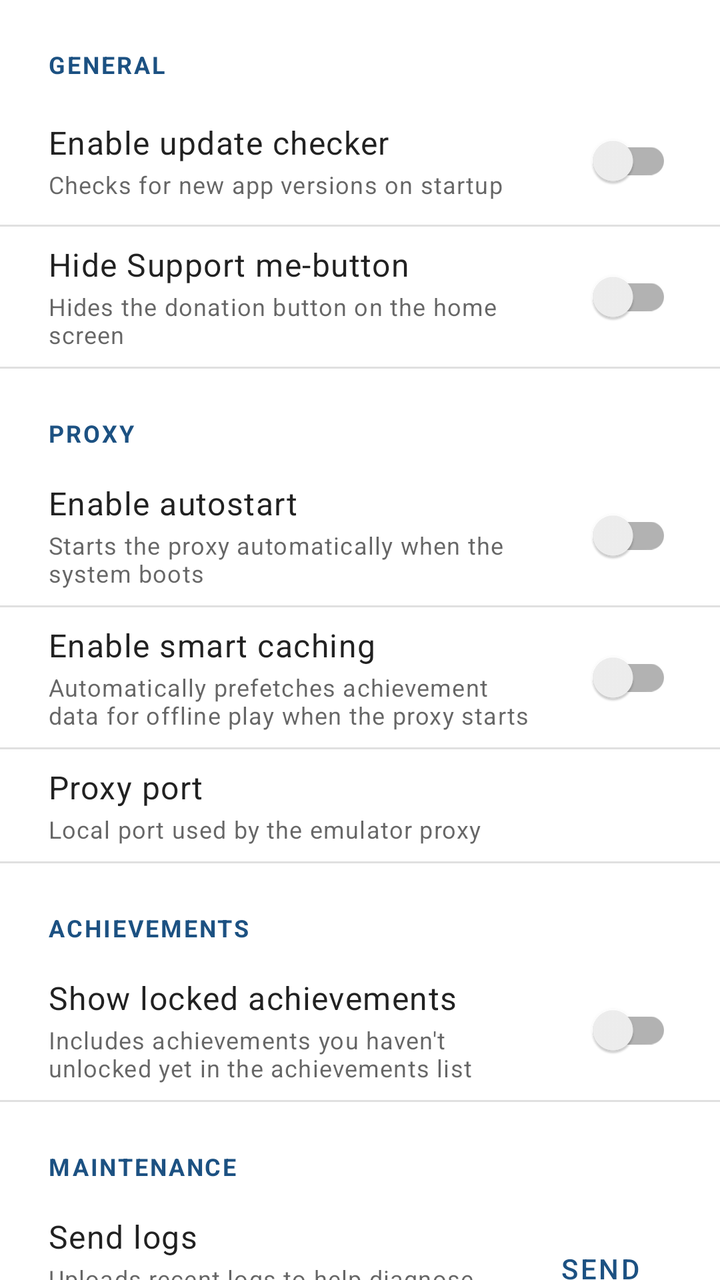
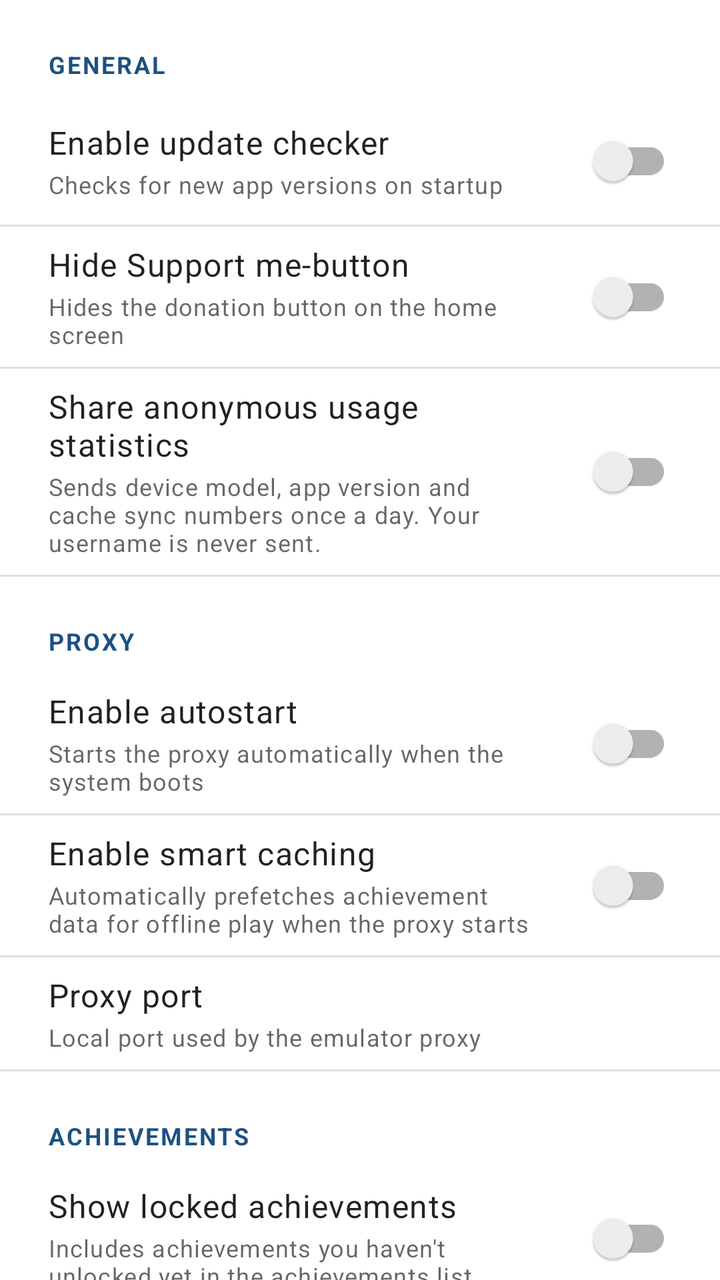

Screens rendered from an Android XML layout before and after an edit, with the pre-edit source and the edit as a unified diff.
<!-- AndroidManifest.xml: application theme Theme.RAOfflineProxy -->
<!-- res/layout/fragment_settings.xml -->
<?xml version="1.0" encoding="utf-8"?>
<androidx.core.widget.NestedScrollView
    xmlns:android="http://schemas.android.com/apk/res/android"
    xmlns:app="http://schemas.android.com/apk/res-auto"
    xmlns:tools="http://schemas.android.com/tools"
    android:layout_width="match_parent"
    android:layout_height="match_parent">

    <LinearLayout
        android:layout_width="match_parent"
        android:layout_height="wrap_content"
        android:orientation="vertical"
        android:paddingTop="8dp"
        android:paddingBottom="24dp">

        <TextView
            android:layout_width="match_parent"
            android:layout_height="wrap_content"
            android:paddingStart="24dp"
            android:paddingEnd="24dp"
            android:paddingTop="16dp"
            android:paddingBottom="8dp"
            android:text="@string/settings_section_general"
            android:textAllCaps="true"
            android:textColor="?attr/colorPrimary"
            android:textSize="12sp"
            android:textStyle="bold"
            android:letterSpacing="0.08" />

        <LinearLayout
            android:layout_width="match_parent"
            android:layout_height="wrap_content"
            android:minHeight="56dp"
            android:paddingStart="24dp"
            android:paddingEnd="24dp"
            android:paddingTop="8dp"
            android:paddingBottom="8dp"
            android:gravity="center_vertical"
            android:orientation="horizontal">

            <LinearLayout
                android:layout_width="0dp"
                android:layout_height="wrap_content"
                android:layout_marginEnd="16dp"
                android:layout_weight="1"
                android:orientation="vertical">

                <TextView
                    android:layout_width="match_parent"
                    android:layout_height="wrap_content"
                    android:text="@string/setting_app_update_check_label"
                    android:textAppearance="@style/TextAppearance.MaterialComponents.Body1" />

                <TextView
                    android:layout_width="match_parent"
                    android:layout_height="wrap_content"
                    android:layout_marginTop="2dp"
                    android:text="@string/setting_app_update_check_caption"
                    android:textAppearance="@style/TextAppearance.MaterialComponents.Caption"
                    android:textColor="?android:attr/textColorSecondary" />

            </LinearLayout>

            <androidx.appcompat.widget.SwitchCompat
                android:id="@+id/cb_app_update_check"
                android:layout_width="wrap_content"
                android:layout_height="wrap_content"
                app:showText="false" />

        </LinearLayout>

        <View
            android:layout_width="match_parent"
            android:layout_height="1dp"
            android:background="?android:attr/listDivider" />

        <LinearLayout
            android:layout_width="match_parent"
            android:layout_height="wrap_content"
            android:minHeight="56dp"
            android:paddingStart="24dp"
            android:paddingEnd="24dp"
            android:paddingTop="8dp"
            android:paddingBottom="8dp"
            android:gravity="center_vertical"
            android:orientation="horizontal">

            <LinearLayout
                android:layout_width="0dp"
                android:layout_height="wrap_content"
                android:layout_marginEnd="16dp"
                android:layout_weight="1"
                android:orientation="vertical">

                <TextView
                    android:layout_width="match_parent"
                    android:layout_height="wrap_content"
                    android:text="@string/setting_hide_support_button_label"
                    android:textAppearance="@style/TextAppearance.MaterialComponents.Body1" />

                <TextView
                    android:layout_width="match_parent"
                    android:layout_height="wrap_content"
                    android:layout_marginTop="2dp"
                    android:text="@string/setting_hide_support_button_caption"
                    android:textAppearance="@style/TextAppearance.MaterialComponents.Caption"
                    android:textColor="?android:attr/textColorSecondary" />

            </LinearLayout>

            <androidx.appcompat.widget.SwitchCompat
                android:id="@+id/cb_hide_support_button"
                android:layout_width="wrap_content"
                android:layout_height="wrap_content"
                app:showText="false" />

        </LinearLayout>

        <View
            android:layout_width="match_parent"
            android:layout_height="1dp"
            android:background="?android:attr/listDivider" />

        <TextView
            android:layout_width="match_parent"
            android:layout_height="wrap_content"
            android:paddingStart="24dp"
            android:paddingEnd="24dp"
            android:paddingTop="24dp"
            android:paddingBottom="8dp"
            android:text="@string/settings_section_proxy"
            android:textAllCaps="true"
            android:textColor="?attr/colorPrimary"
            android:textSize="12sp"
            android:textStyle="bold"
            android:letterSpacing="0.08" />

        <LinearLayout
            android:layout_width="match_parent"
            android:layout_height="wrap_content"
            android:minHeight="56dp"
            android:paddingStart="24dp"
            android:paddingEnd="24dp"
            android:paddingTop="8dp"
            android:paddingBottom="8dp"
            android:gravity="center_vertical"
            android:orientation="horizontal">

            <LinearLayout
                android:layout_width="0dp"
                android:layout_height="wrap_content"
                android:layout_marginEnd="16dp"
                android:layout_weight="1"
                android:orientation="vertical">

                <TextView
                    android:layout_width="match_parent"
                    android:layout_height="wrap_content"
                    android:text="@string/setting_autostart_label"
                    android:textAppearance="@style/TextAppearance.MaterialComponents.Body1" />

                <TextView
                    android:layout_width="match_parent"
                    android:layout_height="wrap_content"
                    android:layout_marginTop="2dp"
                    android:text="@string/setting_autostart_caption"
                    android:textAppearance="@style/TextAppearance.MaterialComponents.Caption"
                    android:textColor="?android:attr/textColorSecondary" />

            </LinearLayout>

            <androidx.appcompat.widget.SwitchCompat
                android:id="@+id/cb_autostart_proxy"
                android:layout_width="wrap_content"
                android:layout_height="wrap_content"
                app:showText="false" />

        </LinearLayout>

        <View
            android:layout_width="match_parent"
            android:layout_height="1dp"
            android:background="?android:attr/listDivider" />

        <LinearLayout
            android:layout_width="match_parent"
            android:layout_height="wrap_content"
            android:minHeight="56dp"
            android:paddingStart="24dp"
            android:paddingEnd="24dp"
            android:paddingTop="8dp"
            android:paddingBottom="8dp"
            android:gravity="center_vertical"
            android:orientation="horizontal">

            <LinearLayout
                android:layout_width="0dp"
                android:layout_height="wrap_content"
                android:layout_marginEnd="16dp"
                android:layout_weight="1"
                android:orientation="vertical">

                <TextView
                    android:layout_width="match_parent"
                    android:layout_height="wrap_content"
                    android:text="@string/setting_smart_caching_label"
                    android:textAppearance="@style/TextAppearance.MaterialComponents.Body1" />

                <TextView
                    android:layout_width="match_parent"
                    android:layout_height="wrap_content"
                    android:layout_marginTop="2dp"
                    android:text="@string/setting_smart_caching_caption"
                    android:textAppearance="@style/TextAppearance.MaterialComponents.Caption"
                    android:textColor="?android:attr/textColorSecondary" />

            </LinearLayout>

            <androidx.appcompat.widget.SwitchCompat
                android:id="@+id/cb_smart_caching"
                android:layout_width="wrap_content"
                android:layout_height="wrap_content"
                app:showText="false" />

        </LinearLayout>

        <View
            android:layout_width="match_parent"
            android:layout_height="1dp"
            android:background="?android:attr/listDivider" />

        <LinearLayout
            android:id="@+id/row_proxy_port"
            android:layout_width="match_parent"
            android:layout_height="wrap_content"
            android:minHeight="56dp"
            android:paddingStart="24dp"
            android:paddingEnd="24dp"
            android:paddingTop="8dp"
            android:paddingBottom="8dp"
            android:gravity="center_vertical"
            android:orientation="horizontal"
            android:background="?attr/selectableItemBackground"
            android:clickable="true"
            android:focusable="true">

            <LinearLayout
                android:layout_width="0dp"
                android:layout_height="wrap_content"
                android:layout_marginEnd="16dp"
                android:layout_weight="1"
                android:orientation="vertical">

                <TextView
                    android:layout_width="match_parent"
                    android:layout_height="wrap_content"
                    android:text="@string/setting_proxy_port_label"
                    android:textAppearance="@style/TextAppearance.MaterialComponents.Body1" />

                <TextView
                    android:layout_width="match_parent"
                    android:layout_height="wrap_content"
                    android:layout_marginTop="2dp"
                    android:text="@string/setting_proxy_port_row_caption"
                    android:textAppearance="@style/TextAppearance.MaterialComponents.Caption"
                    android:textColor="?android:attr/textColorSecondary" />

            </LinearLayout>

            <TextView
                android:id="@+id/tv_proxy_port_value"
                android:layout_width="wrap_content"
                android:layout_height="wrap_content"
                android:textAppearance="@style/TextAppearance.MaterialComponents.Body1"
                android:textColor="?android:attr/textColorSecondary" />

        </LinearLayout>

        <View
            android:layout_width="match_parent"
            android:layout_height="1dp"
            android:background="?android:attr/listDivider" />

        <TextView
            android:layout_width="match_parent"
            android:layout_height="wrap_content"
            android:paddingStart="24dp"
            android:paddingEnd="24dp"
            android:paddingTop="24dp"
            android:paddingBottom="8dp"
            android:text="@string/settings_section_achievements"
            android:textAllCaps="true"
            android:textColor="?attr/colorPrimary"
            android:textSize="12sp"
            android:textStyle="bold"
            android:letterSpacing="0.08" />

        <LinearLayout
            android:layout_width="match_parent"
            android:layout_height="wrap_content"
            android:minHeight="56dp"
            android:paddingStart="24dp"
            android:paddingEnd="24dp"
            android:paddingTop="8dp"
            android:paddingBottom="8dp"
            android:gravity="center_vertical"
            android:orientation="horizontal">

            <LinearLayout
                android:layout_width="0dp"
                android:layout_height="wrap_content"
                android:layout_marginEnd="16dp"
                android:layout_weight="1"
                android:orientation="vertical">

                <TextView
                    android:layout_width="match_parent"
                    android:layout_height="wrap_content"
                    android:text="@string/setting_show_locked_achievements_label"
                    android:textAppearance="@style/TextAppearance.MaterialComponents.Body1" />

                <TextView
                    android:layout_width="match_parent"
                    android:layout_height="wrap_content"
                    android:layout_marginTop="2dp"
                    android:text="@string/setting_show_locked_achievements_caption"
                    android:textAppearance="@style/TextAppearance.MaterialComponents.Caption"
                    android:textColor="?android:attr/textColorSecondary" />

            </LinearLayout>

            <androidx.appcompat.widget.SwitchCompat
                android:id="@+id/cb_show_locked_achievements"
                android:layout_width="wrap_content"
                android:layout_height="wrap_content"
                app:showText="false" />

        </LinearLayout>

        <View
            android:layout_width="match_parent"
            android:layout_height="1dp"
            android:background="?android:attr/listDivider" />

        <TextView
            android:layout_width="match_parent"
            android:layout_height="wrap_content"
            android:paddingStart="24dp"
            android:paddingEnd="24dp"
            android:paddingTop="24dp"
            android:paddingBottom="8dp"
            android:text="@string/settings_section_maintenance"
            android:textAllCaps="true"
            android:textColor="?attr/colorPrimary"
            android:textSize="12sp"
            android:textStyle="bold"
            android:letterSpacing="0.08" />

        <LinearLayout
            android:layout_width="match_parent"
            android:layout_height="wrap_content"
            android:minHeight="56dp"
            android:paddingStart="24dp"
            android:paddingEnd="16dp"
            android:paddingTop="8dp"
            android:paddingBottom="8dp"
            android:gravity="center_vertical"
            android:orientation="horizontal">

            <LinearLayout
                android:layout_width="0dp"
                android:layout_height="wrap_content"
                android:layout_marginEnd="16dp"
                android:layout_weight="1"
                android:orientation="vertical">

                <TextView
                    android:layout_width="match_parent"
                    android:layout_height="wrap_content"
                    android:text="@string/btn_send_logs"
                    android:textAppearance="@style/TextAppearance.MaterialComponents.Body1" />

                <TextView
                    android:layout_width="match_parent"
                    android:layout_height="wrap_content"
                    android:layout_marginTop="2dp"
                    android:text="@string/send_logs_row_caption"
                    android:textAppearance="@style/TextAppearance.MaterialComponents.Caption"
                    android:textColor="?android:attr/textColorSecondary" />

            </LinearLayout>

            <Button
                android:id="@+id/btn_send_logs"
                style="@style/Widget.MaterialComponents.Button.TextButton"
                android:layout_width="wrap_content"
                android:layout_height="wrap_content"
                android:text="@string/send_logs_action" />

        </LinearLayout>

        <View
            android:layout_width="match_parent"
            android:layout_height="1dp"
            android:background="?android:attr/listDivider" />

        <LinearLayout
            android:layout_width="match_parent"
            android:layout_height="wrap_content"
            android:minHeight="56dp"
            android:paddingStart="24dp"
            android:paddingEnd="16dp"
            android:paddingTop="8dp"
            android:paddingBottom="8dp"
            android:gravity="center_vertical"
            android:orientation="horizontal">

            <LinearLayout
                android:layout_width="0dp"
                android:layout_height="wrap_content"
                android:layout_marginEnd="16dp"
                android:layout_weight="1"
                android:orientation="vertical">

                <TextView
                    android:layout_width="match_parent"
                    android:layout_height="wrap_content"
                    android:text="@string/setting_clear_cache_row_label"
                    android:textAppearance="@style/TextAppearance.MaterialComponents.Body1" />

                <TextView
                    android:layout_width="match_parent"
                    android:layout_height="wrap_content"
                    android:layout_marginTop="2dp"
                    android:text="@string/setting_clear_cache_row_caption"
                    android:textAppearance="@style/TextAppearance.MaterialComponents.Caption"
                    android:textColor="?android:attr/textColorSecondary" />

            </LinearLayout>

            <Button
                android:id="@+id/btn_clear_cache"
                style="@style/Widget.MaterialComponents.Button.TextButton"
                android:layout_width="wrap_content"
                android:layout_height="wrap_content"
                android:text="@string/clear_action" />

        </LinearLayout>

        <View
            android:layout_width="match_parent"
            android:layout_height="1dp"
            android:background="?android:attr/listDivider" />

        <LinearLayout
            android:layout_width="match_parent"
            android:layout_height="wrap_content"
            android:minHeight="56dp"
            android:paddingStart="24dp"
            android:paddingEnd="16dp"
            android:paddingTop="8dp"
            android:paddingBottom="8dp"
            android:gravity="center_vertical"
            android:orientation="horizontal">

            <LinearLayout
                android:layout_width="0dp"
                android:layout_height="wrap_content"
                android:layout_marginEnd="16dp"
                android:layout_weight="1"
                android:orientation="vertical">

                <TextView
                    android:layout_width="match_parent"
                    android:layout_height="wrap_content"
                    android:text="@string/setting_clear_permissions_row_label"
                    android:textAppearance="@style/TextAppearance.MaterialComponents.Body1" />

                <TextView
                    android:layout_width="match_parent"
                    android:layout_height="wrap_content"
                    android:layout_marginTop="2dp"
                    android:text="@string/setting_clear_permissions_row_caption"
                    android:textAppearance="@style/TextAppearance.MaterialComponents.Caption"
                    android:textColor="?android:attr/textColorSecondary" />

            </LinearLayout>

            <Button
                android:id="@+id/btn_clear_permissions"
                style="@style/Widget.MaterialComponents.Button.TextButton"
                android:layout_width="wrap_content"
                android:layout_height="wrap_content"
                android:text="@string/clear_action" />

        </LinearLayout>

        <View
            android:layout_width="match_parent"
            android:layout_height="1dp"
            android:background="?android:attr/listDivider" />

        <LinearLayout
            android:layout_width="match_parent"
            android:layout_height="wrap_content"
            android:minHeight="56dp"
            android:paddingStart="24dp"
            android:paddingEnd="16dp"
            android:paddingTop="8dp"
            android:paddingBottom="8dp"
            android:gravity="center_vertical"
            android:orientation="horizontal">

            <LinearLayout
                android:layout_width="0dp"
                android:layout_height="wrap_content"
                android:layout_marginEnd="16dp"
                android:layout_weight="1"
                android:orientation="vertical">

                <TextView
                    android:layout_width="match_parent"
                    android:layout_height="wrap_content"
                    android:text="@string/setting_clear_database_row_label"
                    android:textAppearance="@style/TextAppearance.MaterialComponents.Body1" />

                <TextView
                    android:layout_width="match_parent"
                    android:layout_height="wrap_content"
                    android:layout_marginTop="2dp"
                    android:text="@string/setting_clear_database_row_caption"
                    android:textAppearance="@style/TextAppearance.MaterialComponents.Caption"
                    android:textColor="?android:attr/textColorSecondary" />

            </LinearLayout>

            <Button
                android:id="@+id/btn_clear_database"
                style="@style/Widget.MaterialComponents.Button.TextButton"
                android:layout_width="wrap_content"
                android:layout_height="wrap_content"
                android:text="@string/clear_action" />

        </LinearLayout>

        <View
            android:layout_width="match_parent"
            android:layout_height="1dp"
            android:background="?android:attr/listDivider" />

        <com.google.android.material.button.MaterialButton
            android:id="@+id/btn_manage_subscription"
            android:layout_width="match_parent"
            android:layout_height="wrap_content"
            android:layout_marginTop="24dp"
            android:layout_marginStart="24dp"
            android:layout_marginEnd="24dp"
            android:text="@string/btn_manage_subscription"
            android:visibility="gone"
            app:icon="@drawable/ic_open_in_new"
            app:iconGravity="end"
            app:iconPadding="8dp" />

        <LinearLayout
            android:layout_width="match_parent"
            android:layout_height="wrap_content"
            android:layout_marginTop="24dp"
            android:gravity="center"
            android:orientation="horizontal">

            <Button
                style="@style/Widget.MaterialComponents.Button.TextButton"
                android:id="@+id/btn_contact_feedback"
                android:layout_width="wrap_content"
                android:layout_height="wrap_content"
                android:text="@string/btn_contact_feedback" />

            <TextView
                android:layout_width="wrap_content"
                android:layout_height="wrap_content"
                android:text="·"
                android:textAppearance="@style/TextAppearance.MaterialComponents.Body2"
                tools:ignore="HardcodedText" />

            <Button
                style="@style/Widget.MaterialComponents.Button.TextButton"
                android:id="@+id/btn_privacy_policy"
                android:layout_width="wrap_content"
                android:layout_height="wrap_content"
                android:text="@string/btn_privacy_policy" />

        </LinearLayout>

    </LinearLayout>

</androidx.core.widget.NestedScrollView>
<!-- resources referenced by this layout -->
<resources>
  <string name="btn_contact_feedback">Contact</string>
  <string name="btn_manage_subscription">Manage subscription</string>
  <string name="btn_privacy_policy">Privacy Policy</string>
  <string name="btn_send_logs">Send logs</string>
  <string name="clear_action">Clear</string>
  <string name="send_logs_action">Send</string>
  <string name="send_logs_row_caption">Uploads recent logs to help diagnose an issue</string>
  <string name="setting_app_update_check_caption">Checks for new app versions on startup</string>
  <string name="setting_app_update_check_label">Enable update checker</string>
  <string name="setting_autostart_caption">Starts the proxy automatically when the system boots</string>
  <string name="setting_autostart_label">Enable autostart</string>
  <string name="setting_clear_cache_row_caption">Removes all cached games and cached RetroAchievements data</string>
  <string name="setting_clear_cache_row_label">Cache</string>
  <string name="setting_clear_database_row_caption">Removes all cached data and pending awards</string>
  <string name="setting_clear_database_row_label">Database</string>
  <string name="setting_clear_permissions_row_caption">Resets granted folder access permissions and saved access choices</string>
  <string name="setting_clear_permissions_row_label">Permissions</string>
  <string name="setting_hide_support_button_caption">Hides the donation button on the home screen</string>
  <string name="setting_hide_support_button_label">Hide "Support me"-button</string>
  <string name="setting_proxy_port_label">Proxy port</string>
  <string name="setting_proxy_port_row_caption">Local port used by the emulator proxy</string>
  <string name="setting_show_locked_achievements_caption">Includes achievements you haven\'t unlocked yet in the achievements list</string>
  <string name="setting_show_locked_achievements_label">Show locked achievements</string>
  <string name="setting_smart_caching_caption">Automatically prefetches achievement data for offline play when the proxy starts</string>
  <string name="setting_smart_caching_label">Enable smart caching</string>
  <string name="settings_section_achievements">Achievements</string>
  <string name="settings_section_general">General</string>
  <string name="settings_section_maintenance">Maintenance</string>
  <string name="settings_section_proxy">Proxy</string>
  <color name="primary">#FF1C5182</color>
  <color name="primary_dark">#FF15406A</color>
  <color name="white">#FFFFFFFF</color>
  <color name="secondary">#FFD2A448</color>
  <color name="secondary_dark">#FFB88A30</color>
  <style name="Widget.RAOfflineProxy.SnackbarText" parent="Widget.MaterialComponents.Snackbar.TextView">
          <item name="android:textSize">12sp</item>
      </style>
  <style name="Widget.RAOfflineProxy.TabLayout" parent="Widget.MaterialComponents.TabLayout">
          <item name="tabGravity">start</item>
          <item name="tabMode">scrollable</item>
      </style>
  <style name="Widget.RAOfflineProxy.AlertDialog.Button" parent="Widget.AppCompat.Button.ButtonBar.AlertDialog">
          <item name="android:textColor">@color/dialog_action</item>
      </style>
  <style name="Widget.RAOfflineProxy.AlertDialog.Button.Neutral" parent="Widget.AppCompat.Button.ButtonBar.AlertDialog">
          <item name="android:textColor">@color/dialog_action_neutral</item>
      </style>
  <style name="TextAppearance.RAOfflineProxy.ActionBar.Title" parent="TextAppearance.MaterialComponents.Headline6">
          <item name="android:textStyle">bold</item>
      </style>
  <color name="dialog_action">#FFFFD27A</color>
  <color name="dialog_action_neutral">#FFB0B0B0</color>
  <!-- unchanged entries left out for length: 4 -->
</resources>

<!-- the commit's change to res/layout/fragment_settings.xml (unified diff, before → after) -->
@@ -110,6 +110,53 @@
 
             <androidx.appcompat.widget.SwitchCompat
                 android:id="@+id/cb_hide_support_button"
+                android:layout_width="wrap_content"
+                android:layout_height="wrap_content"
+                app:showText="false" />
+
+        </LinearLayout>
+
+        <View
+            android:layout_width="match_parent"
+            android:layout_height="1dp"
+            android:background="?android:attr/listDivider" />
+
+        <LinearLayout
+            android:layout_width="match_parent"
+            android:layout_height="wrap_content"
+            android:minHeight="56dp"
+            android:paddingStart="24dp"
+            android:paddingEnd="24dp"
+            android:paddingTop="8dp"
+            android:paddingBottom="8dp"
+            android:gravity="center_vertical"
+            android:orientation="horizontal">
+
+            <LinearLayout
+                android:layout_width="0dp"
+                android:layout_height="wrap_content"
+                android:layout_marginEnd="16dp"
+                android:layout_weight="1"
+                android:orientation="vertical">
+
+                <TextView
+                    android:layout_width="match_parent"
+                    android:layout_height="wrap_content"
+                    android:text="@string/setting_usage_stats_label"
+                    android:textAppearance="@style/TextAppearance.MaterialComponents.Body1" />
+
+                <TextView
+                    android:layout_width="match_parent"
+                    android:layout_height="wrap_content"
+                    android:layout_marginTop="2dp"
+                    android:text="@string/setting_usage_stats_caption"
+                    android:textAppearance="@style/TextAppearance.MaterialComponents.Caption"
+                    android:textColor="?android:attr/textColorSecondary" />
+
+            </LinearLayout>
+
+            <androidx.appcompat.widget.SwitchCompat
+                android:id="@+id/cb_usage_stats"
                 android:layout_width="wrap_content"
                 android:layout_height="wrap_content"
                 app:showText="false" />
<!-- resource entries referenced after the edit -->
@@ -25,6 +25,8 @@
   <string name="setting_show_locked_achievements_label">Show locked achievements</string>
   <string name="setting_smart_caching_caption">Automatically prefetches achievement data for offline play when the proxy starts</string>
   <string name="setting_smart_caching_label">Enable smart caching</string>
+  <string name="setting_usage_stats_caption">Sends device model, app version and cache sync numbers once a day. Your username is never sent.</string>
+  <string name="setting_usage_stats_label">Share anonymous usage statistics</string>
   <string name="settings_section_achievements">Achievements</string>
   <string name="settings_section_general">General</string>
   <string name="settings_section_maintenance">Maintenance</string>
